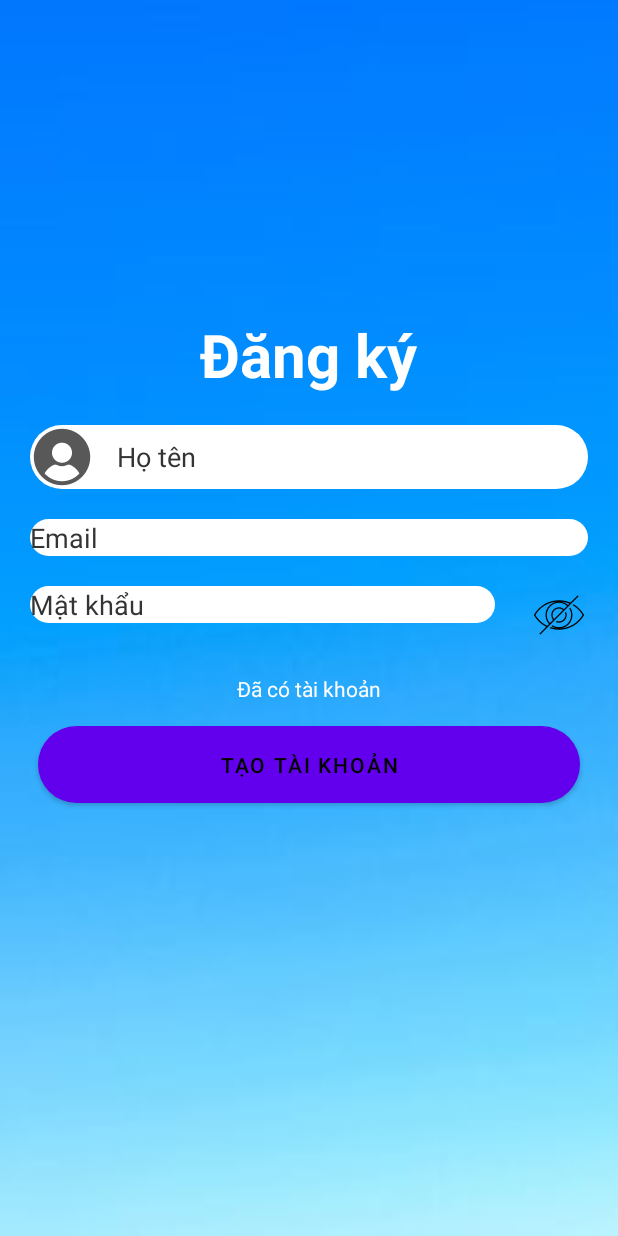
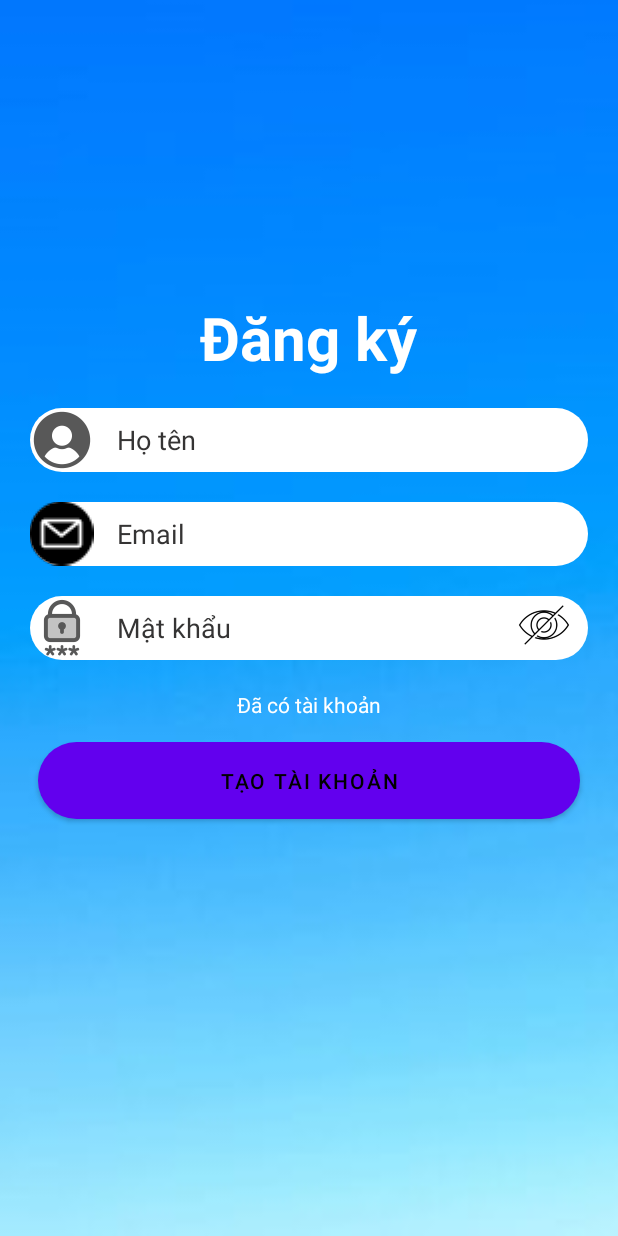
Before and after one commit to TinhNT852/AppGeneralClinic, an Android app: the layout activity_register.xml on its own in the app's theme, with its tools: preview values and no code run, on a phone screen of 412 x 824 dp. Run offline under Robolectric (Android 15) with nearby library versions, the phone set to English and light mode, and no system bars.

Commit message:
Update UI Register

```diff
--- a/app/src/main/res/layout/activity_register.xml
+++ b/app/src/main/res/layout/activity_register.xml
@@ -41,6 +41,7 @@
             android:id="@+id/emailreg"
             android:layout_width="match_parent"
             android:layout_height="wrap_content"
+            android:drawableLeft="@mipmap/email"
             android:background="@drawable/bg_radius"
             android:hint="Email"
             android:layout_margin="10dp"
@@ -48,15 +49,16 @@
             android:textColorHint="#353434"
             android:drawablePadding="15dp"
             android:singleLine="true"/>
-        <LinearLayout
+        <FrameLayout
             android:layout_width="match_parent"
             android:layout_height="wrap_content"
             android:orientation="horizontal">
             <EditText
                 android:id="@+id/passwordreg"
-                android:layout_width="310dp"
+                android:layout_width="match_parent"
                 android:layout_height="wrap_content"
                 android:background="@drawable/bg_radius"
+                android:drawableLeft="@mipmap/password"
                 android:hint="Mật khẩu"
                 android:layout_margin="10dp"
                 android:textColor="@color/black"
@@ -64,12 +66,10 @@
                 android:drawablePadding="15dp"
                 android:singleLine="true"
                 android:password="true"/>
-            <RelativeLayout
-                android:layout_width="wrap_content"
-                android:layout_height="wrap_content"
-                android:layout_below="@id/passwordreg">
                 <ImageButton
                     android:id="@+id/showPasswordButton"
+                    android:layout_gravity="end"
+                    android:layout_marginRight="10dp"
                     android:layout_width="wrap_content"
                     android:layout_height="wrap_content"
                     android:src="@mipmap/show_pwd"
@@ -77,8 +77,7 @@
                     android:padding="8dp"
                     android:layout_centerVertical="true"
                     android:layout_alignParentEnd="true"/>
-            </RelativeLayout>
-        </LinearLayout>
+        </FrameLayout>
         <LinearLayout
             android:layout_width="match_parent"
             android:layout_height="wrap_content"
```
Also changed, not shown: app/src/main/res/mipmap-hdpi/email.png (added).
